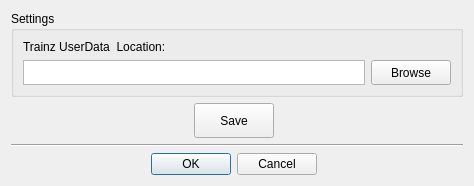
Old version of the form settings.ui in the repository no1thomasfan/texture.txt.
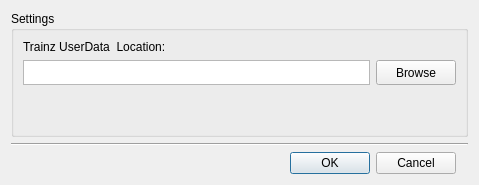
New version of the form. Icons and pictures are not drawn.

Patch:
```diff
--- a/settings.ui
+++ b/settings.ui
@@ -6,8 +6,8 @@
    <rect>
     <x>0</x>
     <y>0</y>
-    <width>474</width>
-    <height>177</height>
+    <width>479</width>
+    <height>185</height>
    </rect>
   </property>
   <property name="windowTitle">
@@ -18,41 +18,20 @@
     <normaloff>:/icons/ic_launcher.png</normaloff>:/icons/ic_launcher.png</iconset>
   </property>
   <layout class="QGridLayout" name="gridLayout">
-   <item row="6" column="1">
-    <widget class="QDialogButtonBox" name="buttonBox">
-     <property name="orientation">
-      <enum>Qt::Horizontal</enum>
-     </property>
-     <property name="standardButtons">
-      <set>QDialogButtonBox::Cancel|QDialogButtonBox::Ok</set>
-     </property>
-    </widget>
-   </item>
    <item row="0" column="0" colspan="4">
     <widget class="QGroupBox" name="groupBox">
+     <property name="sizePolicy">
+      <sizepolicy hsizetype="Preferred" vsizetype="Minimum">
+       <horstretch>0</horstretch>
+       <verstretch>0</verstretch>
+      </sizepolicy>
+     </property>
      <property name="title">
       <string>Settings</string>
      </property>
      <layout class="QGridLayout" name="gridLayout_2">
-      <item row="0" column="0" colspan="5">
-       <widget class="QLabel" name="label_DefaultDirectory">
-        <property name="text">
-         <string>Trainz UserData  Location:</string>
-        </property>
-       </widget>
-      </item>
-      <item row="1" column="0" colspan="5">
-       <widget class="QTextEdit" name="textEdit_DefDir">
-        <property name="maximumSize">
-         <size>
-          <width>16777215</width>
-          <height>25</height>
-         </size>
-        </property>
-       </widget>
-      </item>
       <item row="1" column="5">
-       <widget class="QPushButton" name="pushButton_2">
+       <widget class="QPushButton" name="btnFileBrowser">
         <property name="minimumSize">
          <size>
           <width>0</width>
@@ -70,54 +49,49 @@
         </property>
        </widget>
       </item>
+      <item row="1" column="0" colspan="5">
+       <widget class="QTextEdit" name="textEdit_DefDir">
+        <property name="maximumSize">
+         <size>
+          <width>16777215</width>
+          <height>25</height>
+         </size>
+        </property>
+       </widget>
+      </item>
+      <item row="0" column="0" colspan="5">
+       <widget class="QLabel" name="label_DefaultDirectory">
+        <property name="text">
+         <string>Trainz UserData  Location:</string>
+        </property>
+       </widget>
+      </item>
+      <item row="2" column="0">
+       <spacer name="verticalSpacer">
+        <property name="orientation">
+         <enum>Qt::Vertical</enum>
+        </property>
+        <property name="sizeHint" stdset="0">
+         <size>
+          <width>20</width>
+          <height>40</height>
+         </size>
+        </property>
+       </spacer>
+      </item>
      </layout>
     </widget>
    </item>
-   <item row="4" column="0">
-    <spacer name="horizontalSpacer">
+   <item row="6" column="1">
+    <widget class="QDialogButtonBox" name="buttonBox">
      <property name="orientation">
       <enum>Qt::Horizontal</enum>
      </property>
-     <property name="sizeHint" stdset="0">
-      <size>
-       <width>40</width>
-       <height>20</height>
-      </size>
-     </property>
-    </spacer>
-   </item>
-   <item row="4" column="1" alignment="Qt::AlignHCenter">
-    <widget class="QPushButton" name="pushButton">
-     <property name="minimumSize">
-      <size>
-       <width>20</width>
-       <height>35</height>
-      </size>
-     </property>
-     <property name="maximumSize">
-      <size>
-       <width>100</width>
-       <height>16777215</height>
-      </size>
-     </property>
-     <property name="text">
-      <string>Save</string>
+     <property name="standardButtons">
+      <set>QDialogButtonBox::Cancel|QDialogButtonBox::Ok</set>
      </property>
     </widget>
    </item>
-   <item row="4" column="3">
-    <spacer name="horizontalSpacer_2">
-     <property name="orientation">
-      <enum>Qt::Horizontal</enum>
-     </property>
-     <property name="sizeHint" stdset="0">
-      <size>
-       <width>40</width>
-       <height>20</height>
-      </size>
-     </property>
-    </spacer>
-   </item>
    <item row="5" column="0" colspan="4">
     <widget class="Line" name="line">
      <property name="orientation">
@@ -125,6 +99,19 @@
      </property>
     </widget>
    </item>
+   <item row="1" column="1">
+    <spacer name="verticalSpacer_2">
+     <property name="orientation">
+      <enum>Qt::Vertical</enum>
+     </property>
+     <property name="sizeHint" stdset="0">
+      <size>
+       <width>20</width>
+       <height>40</height>
+      </size>
+     </property>
+    </spacer>
+   </item>
   </layout>
  </widget>
  <resources>
```
